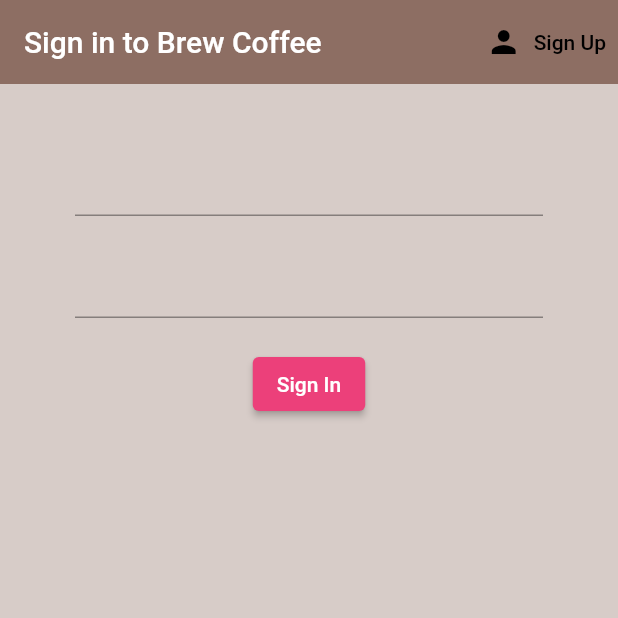
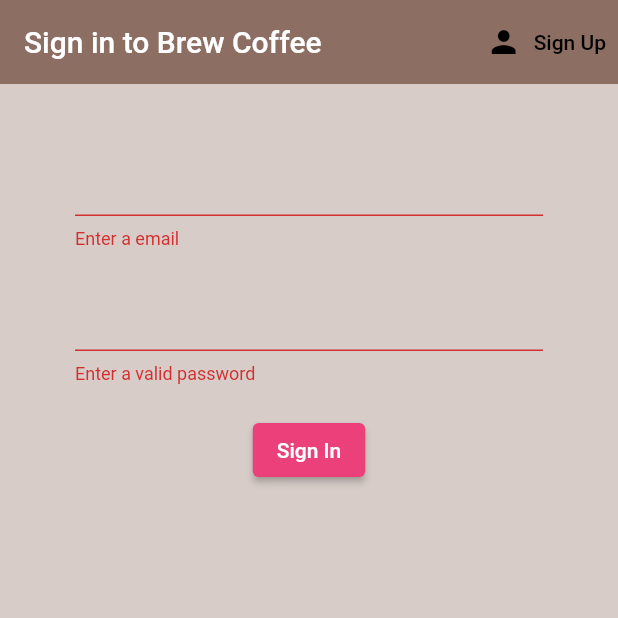
Before and after one commit to gavutham/Brew-Coffee, a Flutter app: the screen it shows after launch, after a tap on "Sign In", on a phone screen of 412 x 824 dp, the top half of it. Run offline on Flutter 3.47's test engine with Material 2 defaults, Android fonts, the phone set to English and light mode, and no system bars; our stand-ins replace firebase_auth, firebase_core; accounts and stored records are empty.

Commit message:
add basic form validation in auth form

```diff
--- a/lib/screens/authenticate/authScreen.dart
+++ b/lib/screens/authenticate/authScreen.dart
@@ -13,8 +13,8 @@ class AuthScreen extends StatefulWidget {
 
 class _AuthScreenState extends State<AuthScreen> {
 
-  // auth service initialization
   final AuthService _auth = AuthService();
+  final _formKey = GlobalKey<FormState>();
 
   //form state variable
   String email = '';
@@ -49,6 +49,7 @@ class _AuthScreenState extends State<AuthScreen> {
       body: Container(
         padding: const EdgeInsets.symmetric(vertical: 20.0, horizontal: 50.0),
         child: Form(
+          key: _formKey,
           child: Column(
             children: [
               const SizedBox(height: 20.0,),
@@ -58,6 +59,7 @@ class _AuthScreenState extends State<AuthScreen> {
                     email = val;
                   });
                 },
+                validator: (val) => val!.isEmpty ? "Enter a email" : null,
               ),
               const SizedBox(height: 20.0,),
               TextFormField(
@@ -66,17 +68,20 @@ class _AuthScreenState extends State<AuthScreen> {
                     password = val;
                   });
                 },
+                validator: (val) => val!.length > 6 ? null : "Enter a valid password",
                 obscureText: true,
               ),
               const SizedBox(height: 20.0,),
               ElevatedButton(
                 onPressed: (){
+                  if(_formKey.currentState!.validate()){
                     if (widget.mode == "register"){
                       print(email);
                       print(password);
                     }else{
                       print(email);
                       print(password);
+                    }
                   }
                 },
                 style: ButtonStyle(
```
Lines whose indentation alone changed are shown as unchanged.
